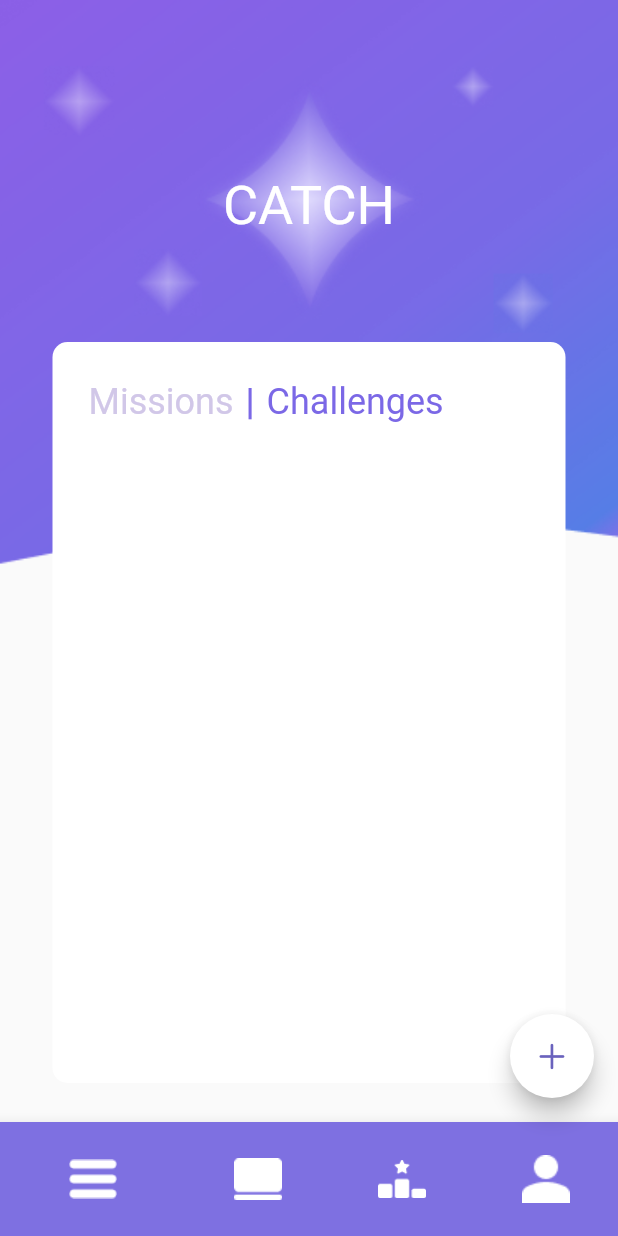
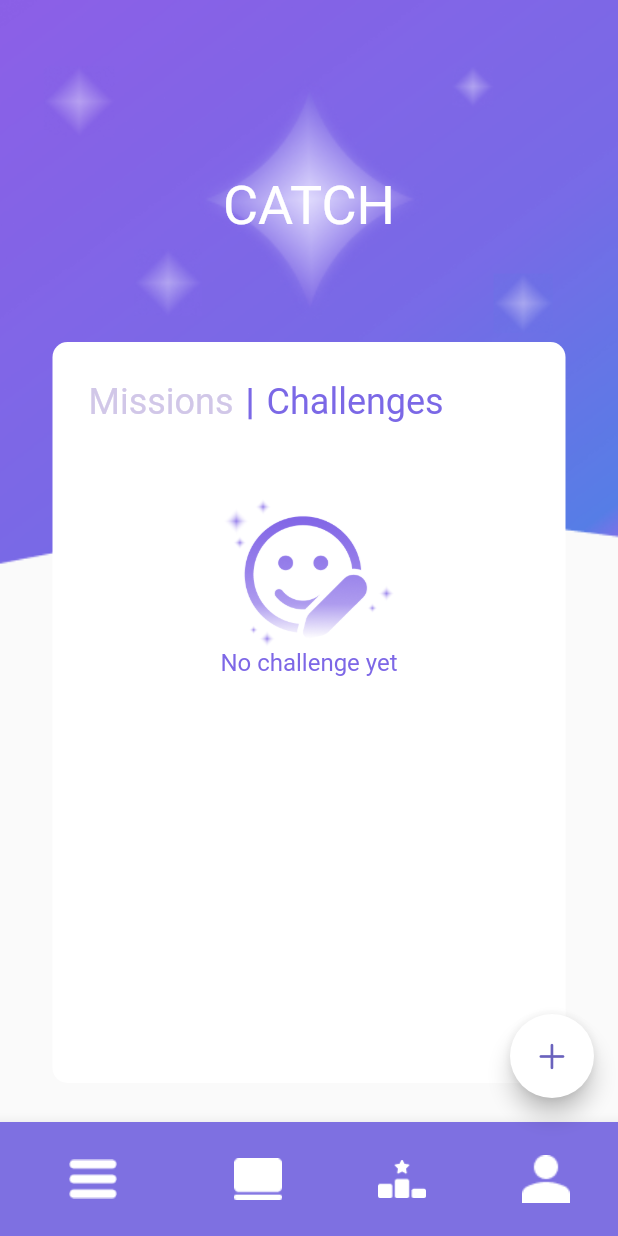
Before and after one commit to jueunhong/Shook, a Flutter app: the HomePage screen opened by its route, after a tap on "Challenges", on a phone screen of 412 x 824 dp. Run offline on Flutter 3.47's test engine with Material 2 defaults, Android fonts, the phone set to English and light mode, and no system bars; our stand-ins replace cloud_firestore, firebase_auth, firebase_core, firebase_storage, image_picker; accounts and stored records are empty; Roboto replaces fonts that are missing (Pretendard-ExtraBold, Pretendard-SemiBold).

Commit message:
챌린지 페이지에서 사진 찍고 유저별로 보여주기

```diff
--- a/camera_app/lib/home_page.dart
+++ b/camera_app/lib/home_page.dart
@@ -52,7 +52,7 @@ class _HomePageState extends State<HomePage> {
                 margin: EdgeInsets.only(top: 70, right: 35, left: 35),
                 child: Padding(
                   padding: const EdgeInsets.all(16.0),
-                  child: Stack(
+                  child: Column(
                     children: [
                       Row(
                         children: [
@@ -102,10 +102,9 @@ class _HomePageState extends State<HomePage> {
                           ),
                         ],
                       ),
-                      Padding(
-                        padding: const EdgeInsets.only(top: 30),
-                        child: isMissionTap ? MissionList() : ChallengeTap(),
-                      ),
+                      isMissionTap
+                          ? Expanded(child: MissionList())
+                          : Expanded(child: ChallengeTap()),
                     ],
                   ),
                 ),
@@ -213,6 +212,9 @@ class _MissionListState extends State<MissionList> {
             return Text("Error: ${snapshot.error}");
           }
           if (!snapshot.hasData) {
+            return Center(child: CircularProgressIndicator());
+          }
+          if (snapshot.data!.isEmpty) {
             return Center(
                 child: Column(
               children: [
@@ -220,7 +222,7 @@ class _MissionListState extends State<MissionList> {
                   height: 40,
                 ),
                 Image(
-                    height: 150, image: AssetImage('assets/images/empty2.png')),
+                    height: 100, image: AssetImage('assets/images/empty2.png')),
                 Text(
                   'No mission yet',
                   style: TextStyle(
@@ -232,7 +234,8 @@ class _MissionListState extends State<MissionList> {
             ));
           }
           final missions = snapshot.data;
-          return Expanded(
+          return SizedBox(
+            height: 100,
             child: ListView.separated(
                 itemCount: missions!.length,
                 separatorBuilder: (context, index) => Divider(),
@@ -295,6 +298,9 @@ class _ChallengeTapState extends State<ChallengeTap> {
             return Text("Error: ${snapshot.error}");
           }
           if (!snapshot.hasData) {
+            return Center(child: CircularProgressIndicator());
+          }
+          if (snapshot.data!.isEmpty) {
             return Center(
                 child: Column(
               children: [
@@ -302,7 +308,7 @@ class _ChallengeTapState extends State<ChallengeTap> {
                   height: 40,
                 ),
                 Image(
-                    height: 150, image: AssetImage('assets/images/empty2.png')),
+                    height: 100, image: AssetImage('assets/images/empty2.png')),
                 Text(
                   'No challenge yet',
                   style: TextStyle(
@@ -314,7 +320,8 @@ class _ChallengeTapState extends State<ChallengeTap> {
             ));
           }
           final challenges = snapshot.data;
-          return Expanded(
+          return SizedBox(
+            height: 100,
             child: ListView.separated(
                 itemCount: challenges!.length,
                 separatorBuilder: (context, index) => Divider(),
```
Also changed, not shown: camera_app/lib/challenge_page.dart (+62 -18 lines), camera_app/lib/mission_page.dart (+6 -2 lines).
